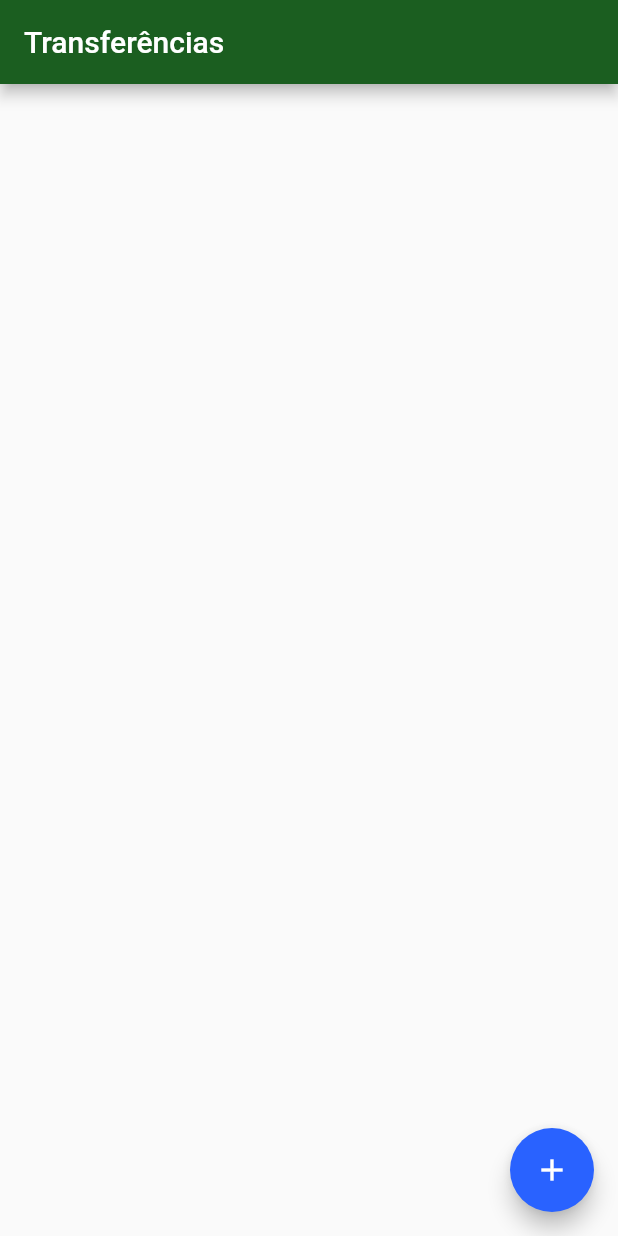
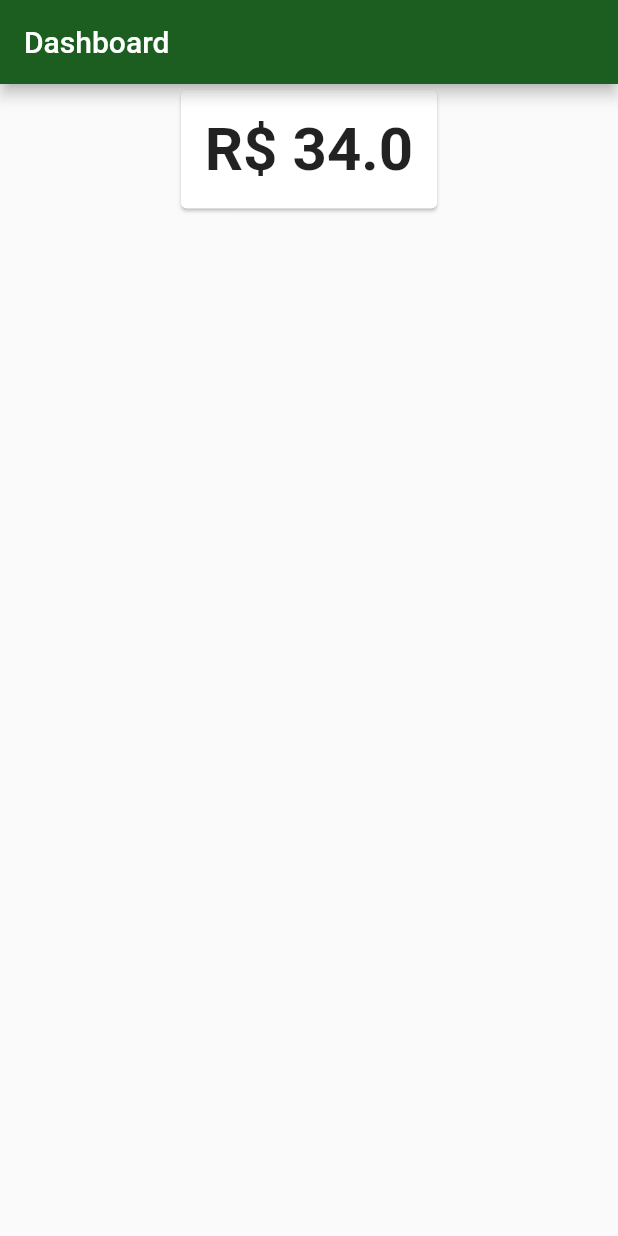
Before and after one commit to MimMarcelo/flutter-gerenciamento-de-estados, a Flutter app: the screen it shows after launch, on a phone screen of 412 x 824 dp. Run offline on Flutter 3.47's test engine with Material 2 defaults, Android fonts, the phone set to English and light mode, and no system bars.

Commit message:
Criada tela de Dashboard e modelo do Saldo

```diff
--- a/lib/main.dart
+++ b/lib/main.dart
@@ -1,4 +1,5 @@
 import 'package:flutter/material.dart';
+import 'package:fluttergerenciamentoestados/screens/dashboard/dashboard.dart';
 import 'package:fluttergerenciamentoestados/screens/transferencia/lista.dart';
 
 void main() => runApp(BytebankApp());
@@ -15,7 +16,7 @@ class BytebankApp extends StatelessWidget {
           textTheme: ButtonTextTheme.primary,
         ),
       ),
-      home: ListaTransferencias(),
+      home: DashBoard(),
     );
   }
 }
--- /dev/null
+++ b/lib/models/saldo.dart
@@ -0,0 +1,10 @@
+class Saldo{
+  final double valor;
+
+  Saldo(this.valor);
+
+  @override
+  String toString() {
+    return "R\$ $valor";
+  }
+}
--- /dev/null
+++ b/lib/screens/dashboard/dashboard.dart
@@ -0,0 +1,17 @@
+import 'package:flutter/material.dart';
+import 'package:fluttergerenciamentoestados/models/saldo.dart';
+import 'package:fluttergerenciamentoestados/screens/dashboard/saldocard.dart';
+
+class DashBoard extends StatelessWidget {
+  @override
+  Widget build(BuildContext context) {
+    return Scaffold(
+      appBar: AppBar(
+        title: const Text("Dashboard"),
+      ),
+      body: Align(
+          alignment: Alignment.topCenter,
+          child: SaldoCard(Saldo(34))),
+    );
+  }
+}
--- /dev/null
+++ b/lib/screens/dashboard/saldocard.dart
@@ -0,0 +1,22 @@
+import 'package:flutter/material.dart';
+import 'package:fluttergerenciamentoestados/models/saldo.dart';
+
+class SaldoCard extends StatelessWidget {
+  final Saldo _saldo;
+
+  const SaldoCard(this._saldo);
+
+  @override
+  Widget build(BuildContext context) {
+    return Card(
+      child: Padding(
+        padding: const EdgeInsets.all(16.0),
+        child: Text(
+          _saldo.toString(),
+          textAlign: TextAlign.center,
+          style: TextStyle(fontSize: 40, fontWeight: FontWeight.bold),
+        ),
+      ),
+    );
+  }
+}
```
